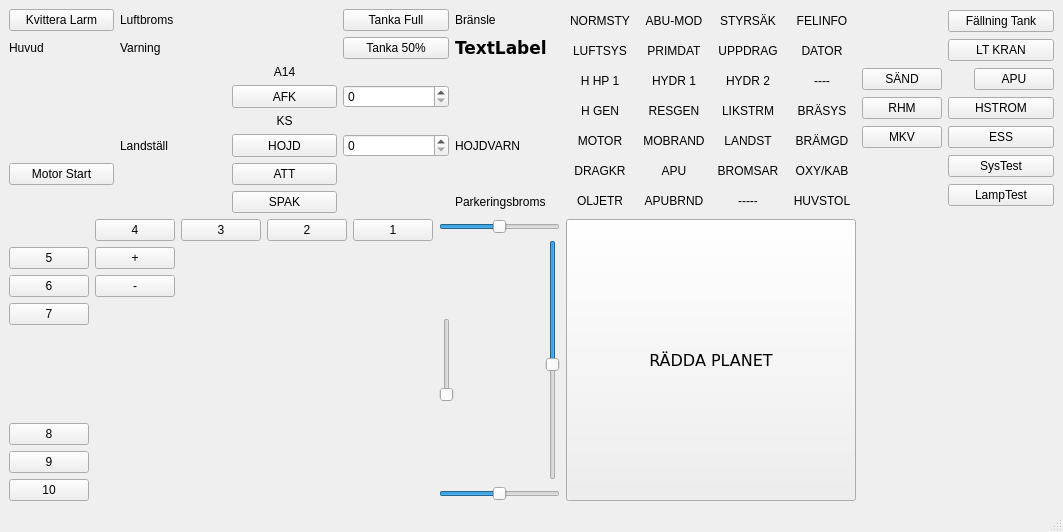
First picture: the form in ui/main.ui, repository f11museum/JAS-IS-Cockpit, before the edit.
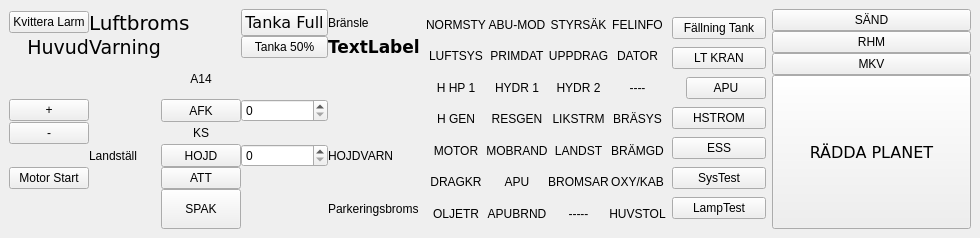
Second picture: the form after the edit.

Commit message: större text

```diff
--- a/ui/main.ui
+++ b/ui/main.ui
@@ -6,8 +6,8 @@
    <rect>
     <x>0</x>
     <y>0</y>
-    <width>1063</width>
-    <height>532</height>
+    <width>980</width>
+    <height>238</height>
    </rect>
   </property>
   <property name="windowTitle">
@@ -17,6 +17,9 @@
    <layout class="QGridLayout" name="gridLayout_2">
     <item row="0" column="0" colspan="2">
      <layout class="QGridLayout" name="gridLayout">
+      <property name="spacing">
+       <number>0</number>
+      </property>
       <item row="7" column="3">
        <widget class="QPushButton" name="button_spak">
         <property name="sizePolicy">
@@ -45,9 +48,18 @@
       </item>
       <item row="1" column="0">
        <widget class="QLabel" name="lamps_master1">
+        <property name="font">
+         <font>
+          <family>DejaVu Sans</family>
+          <pointsize>14</pointsize>
+         </font>
+        </property>
         <property name="text">
          <string>Huvud</string>
         </property>
+        <property name="alignment">
+         <set>Qt::AlignRight|Qt::AlignTrailing|Qt::AlignVCenter</set>
+        </property>
        </widget>
       </item>
       <item row="5" column="1">
@@ -57,13 +69,6 @@
         </property>
        </widget>
       </item>
-      <item row="0" column="1">
-       <widget class="QLabel" name="lamps_airbrake">
-        <property name="text">
-         <string>Luftbroms</string>
-        </property>
-       </widget>
-      </item>
       <item row="1" column="5">
        <widget class="QLabel" name="text_fuel">
         <property name="font">
@@ -126,6 +131,12 @@
       </item>
       <item row="0" column="4">
        <widget class="QPushButton" name="button_tanka">
+        <property name="font">
+         <font>
+          <family>DejaVu Sans</family>
+          <pointsize>12</pointsize>
+         </font>
+        </property>
         <property name="text">
          <string>Tanka Full</string>
         </property>
@@ -186,6 +197,12 @@
       </item>
       <item row="1" column="1">
        <widget class="QLabel" name="lamps_master2">
+        <property name="font">
+         <font>
+          <family>DejaVu Sans</family>
+          <pointsize>14</pointsize>
+         </font>
+        </property>
         <property name="text">
          <string>Varning</string>
         </property>
@@ -198,10 +215,40 @@
         </property>
        </widget>
       </item>
+      <item row="3" column="0">
+       <widget class="QPushButton" name="mfdButton11">
+        <property name="text">
+         <string>+</string>
+        </property>
+       </widget>
+      </item>
+      <item row="4" column="0">
+       <widget class="QPushButton" name="mfdButton12">
+        <property name="text">
+         <string>-</string>
+        </property>
+       </widget>
+      </item>
+      <item row="0" column="1" colspan="3">
+       <widget class="QLabel" name="lamps_airbrake">
+        <property name="font">
+         <font>
+          <family>DejaVu Sans</family>
+          <pointsize>15</pointsize>
+         </font>
+        </property>
+        <property name="text">
+         <string>Luftbroms</string>
+        </property>
+       </widget>
+      </item>
      </layout>
     </item>
     <item row="0" column="2">
      <layout class="QGridLayout" name="gridLayout_4">
+      <property name="spacing">
+       <number>0</number>
+      </property>
       <item row="0" column="0">
        <widget class="QLabel" name="vat_lamp_normsty">
         <property name="text">
@@ -484,168 +531,11 @@
       </item>
      </layout>
     </item>
-    <item row="2" column="1">
-     <layout class="QGridLayout" name="gridLayout_5" columnminimumwidth="100,0">
-      <property name="sizeConstraint">
-       <enum>QLayout::SetFixedSize</enum>
-      </property>
-      <item row="2" column="1">
-       <widget class="QSlider" name="spak_pitch">
-        <property name="minimum">
-         <number>-100</number>
-        </property>
-        <property name="maximum">
-         <number>100</number>
-        </property>
-        <property name="sliderPosition">
-         <number>4</number>
-        </property>
-        <property name="orientation">
-         <enum>Qt::Vertical</enum>
-        </property>
-        <property name="invertedAppearance">
-         <bool>true</bool>
-        </property>
-       </widget>
-      </item>
-      <item row="2" column="0">
-       <widget class="QSlider" name="spak_gas">
-        <property name="sizePolicy">
-         <sizepolicy hsizetype="Fixed" vsizetype="Fixed">
-          <horstretch>0</horstretch>
-          <verstretch>0</verstretch>
-         </sizepolicy>
-        </property>
-        <property name="orientation">
-         <enum>Qt::Vertical</enum>
-        </property>
-       </widget>
-      </item>
-      <item row="0" column="0" colspan="2">
-       <widget class="QSlider" name="spak_roll">
-        <property name="minimum">
-         <number>-100</number>
-        </property>
-        <property name="maximum">
-         <number>100</number>
-        </property>
-        <property name="orientation">
-         <enum>Qt::Horizontal</enum>
-        </property>
-       </widget>
-      </item>
-      <item row="3" column="0" colspan="2">
-       <widget class="QSlider" name="spak_pedaler">
-        <property name="minimum">
-         <number>-100</number>
-        </property>
-        <property name="maximum">
-         <number>100</number>
-        </property>
-        <property name="orientation">
-         <enum>Qt::Horizontal</enum>
-        </property>
-       </widget>
-      </item>
-     </layout>
-    </item>
-    <item row="2" column="0">
-     <layout class="QGridLayout" name="gridLayout_7">
-      <item row="8" column="1">
-       <widget class="QPushButton" name="mfdButton0">
-        <property name="text">
-         <string>10</string>
-        </property>
-       </widget>
-      </item>
-      <item row="6" column="1">
-       <widget class="QPushButton" name="mfdButton9">
-        <property name="text">
-         <string>9</string>
-        </property>
-       </widget>
-      </item>
-      <item row="0" column="7">
-       <widget class="QPushButton" name="mfdButton2">
-        <property name="text">
-         <string>2</string>
-        </property>
-       </widget>
-      </item>
-      <item row="0" column="6">
-       <widget class="QPushButton" name="mfdButton3">
-        <property name="text">
-         <string>3</string>
-        </property>
-       </widget>
-      </item>
-      <item row="3" column="1">
-       <widget class="QPushButton" name="mfdButton7">
-        <property name="text">
-         <string>7</string>
-        </property>
-       </widget>
-      </item>
-      <item row="0" column="8">
-       <widget class="QPushButton" name="mfdButton1">
-        <property name="text">
-         <string>1</string>
-        </property>
-       </widget>
-      </item>
-      <item row="0" column="5">
-       <widget class="QPushButton" name="mfdButton4">
-        <property name="text">
-         <string>4</string>
-        </property>
-       </widget>
-      </item>
-      <item row="1" column="1">
-       <widget class="QPushButton" name="mfdButton5">
-        <property name="text">
-         <string>5</string>
-        </property>
-       </widget>
-      </item>
-      <item row="5" column="1">
-       <widget class="QPushButton" name="mfdButton8">
-        <property name="text">
-         <string>8</string>
-        </property>
-       </widget>
-      </item>
-      <item row="2" column="1">
-       <widget class="QPushButton" name="mfdButton6">
-        <property name="text">
-         <string>6</string>
-        </property>
-       </widget>
-      </item>
-      <item row="4" column="1">
-       <widget class="QLabel" name="label_2">
-        <property name="text">
-         <string/>
-        </property>
-       </widget>
-      </item>
-      <item row="1" column="5">
-       <widget class="QPushButton" name="mfdButton11">
-        <property name="text">
-         <string>+</string>
-        </property>
-       </widget>
-      </item>
-      <item row="2" column="5">
-       <widget class="QPushButton" name="mfdButton12">
-        <property name="text">
-         <string>-</string>
-        </property>
-       </widget>
-      </item>
-     </layout>
-    </item>
     <item row="0" column="3">
      <layout class="QGridLayout" name="gridLayout_3">
+      <property name="spacing">
+       <number>0</number>
+      </property>
       <item row="6" column="1">
        <widget class="QPushButton" name="button_ess_on">
         <property name="text">
@@ -690,6 +580,9 @@
       </item>
       <item row="4" column="1">
        <layout class="QGridLayout" name="gridLayout_8">
+        <property name="spacing">
+         <number>0</number>
+        </property>
         <item row="0" column="2">
          <widget class="QPushButton" name="button_apu_on">
           <property name="text">
@@ -713,32 +606,41 @@
         </item>
        </layout>
       </item>
-      <item row="6" column="0">
+     </layout>
+    </item>
+    <item row="0" column="4">
+     <layout class="QGridLayout" name="gridLayout_5">
+      <property name="leftMargin">
+       <number>0</number>
+      </property>
+      <property name="topMargin">
+       <number>0</number>
+      </property>
+      <property name="spacing">
+       <number>0</number>
+      </property>
+      <item row="0" column="0">
+       <widget class="QPushButton" name="button_sand">
+        <property name="text">
+         <string>SÄND</string>
+        </property>
+       </widget>
+      </item>
+      <item row="2" column="0">
        <widget class="QPushButton" name="button_mkv">
         <property name="text">
          <string>MKV</string>
         </property>
        </widget>
       </item>
-      <item row="5" column="0">
+      <item row="1" column="0">
        <widget class="QPushButton" name="button_rhm">
         <property name="text">
          <string>RHM</string>
         </property>
        </widget>
       </item>
-      <item row="4" column="0">
-       <widget class="QPushButton" name="button_sand">
-        <property name="text">
-         <string>SÄND</string>
-        </property>
-       </widget>
-      </item>
-     </layout>
-    </item>
-    <item row="2" column="2">
-     <layout class="QGridLayout" name="gridLayout_6">
-      <item row="0" column="0">
+      <item row="3" column="0">
        <widget class="QPushButton" name="button_reload_acf">
         <property name="sizePolicy">
          <sizepolicy hsizetype="Minimum" vsizetype="Minimum">
@@ -777,7 +679,6 @@
     </rect>
    </property>
   </widget>
-  <widget class="QStatusBar" name="statusbar"/>
  </widget>
  <resources/>
  <connections/>
```
Left out of the diff: 2 changed lines with no effect on the pictures. The commit also changes 1 other file.
